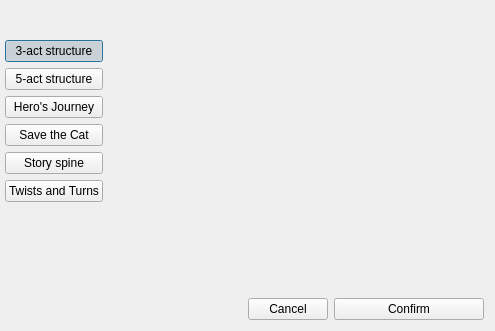
Old version of the form ui/story_structure_selector_dialog.ui in the repository zkovari/plotlyst.
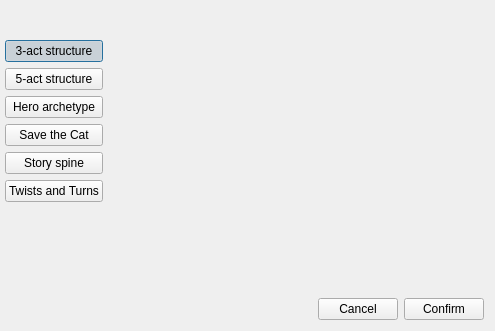
New version of the form.

Commit message:
Add hero archetype structure (#1489)
* Add hero archetype structure

* progress

* hero beats

* add refs

The edit to the form file:
```diff
--- a/ui/story_structure_selector_dialog.ui
+++ b/ui/story_structure_selector_dialog.ui
@@ -123,7 +123,7 @@
            <string>Save the Cat structure</string>
           </property>
           <property name="text">
-           <string>Hero's Journey</string>
+           <string>Hero archetype</string>
           </property>
           <property name="checkable">
            <bool>true</bool>
@@ -355,12 +355,6 @@
      <layout class="QHBoxLayout" name="horizontalLayout_2">
       <item>
        <widget class="QPushButton" name="btnCancel">
-        <property name="minimumSize">
-         <size>
-          <width>80</width>
-          <height>0</height>
-         </size>
-        </property>
         <property name="cursor">
          <cursorShape>PointingHandCursor</cursorShape>
         </property>
@@ -374,12 +368,6 @@
       </item>
       <item>
        <widget class="QPushButton" name="btnConfirm">
-        <property name="minimumSize">
-         <size>
-          <width>150</width>
-          <height>0</height>
-         </size>
-        </property>
         <property name="cursor">
          <cursorShape>PointingHandCursor</cursorShape>
         </property>
```
Left out of the diff: 11 changed lines with no effect on the pictures. The commit also changes 4 other files.
